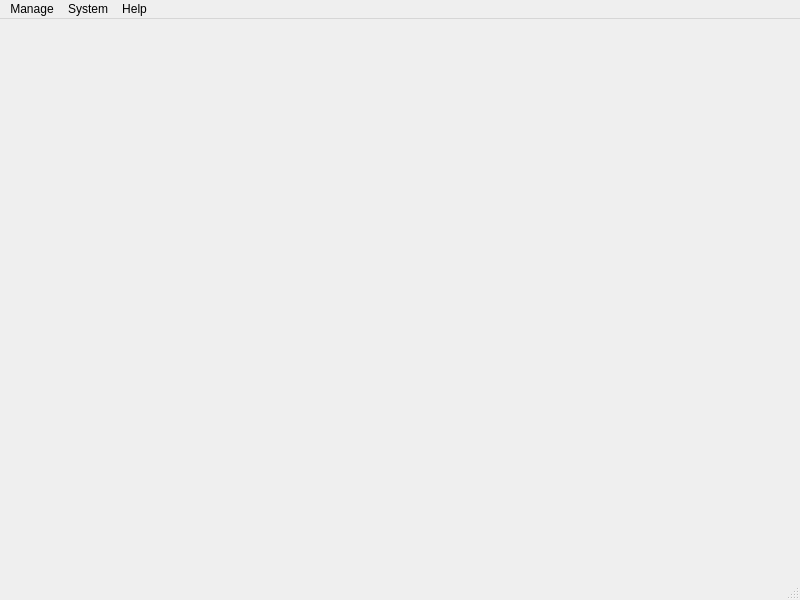
First picture: the form in lib/rapuma/dialog/main.ui, repository sillsdev/rapuma, before the edit.
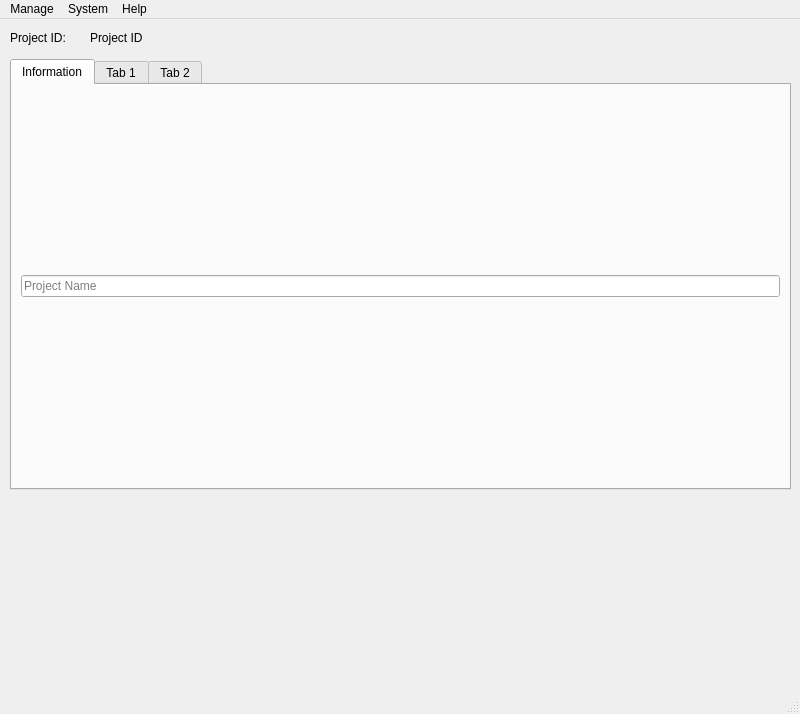
Second picture: the form after the edit.

```diff
--- a/lib/rapuma/dialog/main.ui
+++ b/lib/rapuma/dialog/main.ui
@@ -7,13 +7,77 @@
     <x>0</x>
     <y>0</y>
     <width>800</width>
-    <height>600</height>
+    <height>714</height>
    </rect>
   </property>
   <property name="windowTitle">
    <string>Rapuma</string>
   </property>
-  <widget class="QWidget" name="centralwidget"/>
+  <widget class="QWidget" name="centralwidget">
+   <widget class="QTabWidget" name="tabWidgetProjInfo">
+    <property name="geometry">
+     <rect>
+      <x>10</x>
+      <y>40</y>
+      <width>781</width>
+      <height>431</height>
+     </rect>
+    </property>
+    <widget class="QWidget" name="tab_info">
+     <attribute name="title">
+      <string>Information</string>
+     </attribute>
+     <layout class="QGridLayout" name="gridLayout">
+      <item row="0" column="0">
+       <widget class="QLineEdit" name="lineEditProjName">
+        <property name="toolTip">
+         <string>Project name, could be book title</string>
+        </property>
+        <property name="placeholderText">
+         <string>Project Name</string>
+        </property>
+       </widget>
+      </item>
+     </layout>
+    </widget>
+    <widget class="QWidget" name="tab">
+     <attribute name="title">
+      <string>Tab 1</string>
+     </attribute>
+    </widget>
+    <widget class="QWidget" name="tab_2">
+     <attribute name="title">
+      <string>Tab 2</string>
+     </attribute>
+    </widget>
+   </widget>
+   <widget class="QLabel" name="labelProjId">
+    <property name="geometry">
+     <rect>
+      <x>10</x>
+      <y>10</y>
+      <width>71</width>
+      <height>17</height>
+     </rect>
+    </property>
+    <property name="text">
+     <string>Project ID:</string>
+    </property>
+   </widget>
+   <widget class="QLabel" name="labelPid">
+    <property name="geometry">
+     <rect>
+      <x>90</x>
+      <y>10</y>
+      <width>91</width>
+      <height>17</height>
+     </rect>
+    </property>
+    <property name="text">
+     <string>Project ID</string>
+    </property>
+   </widget>
+  </widget>
   <widget class="QMenuBar" name="menubar">
    <property name="geometry">
     <rect>
```
Left out of the diff: 10 changed lines with no effect on the pictures.
